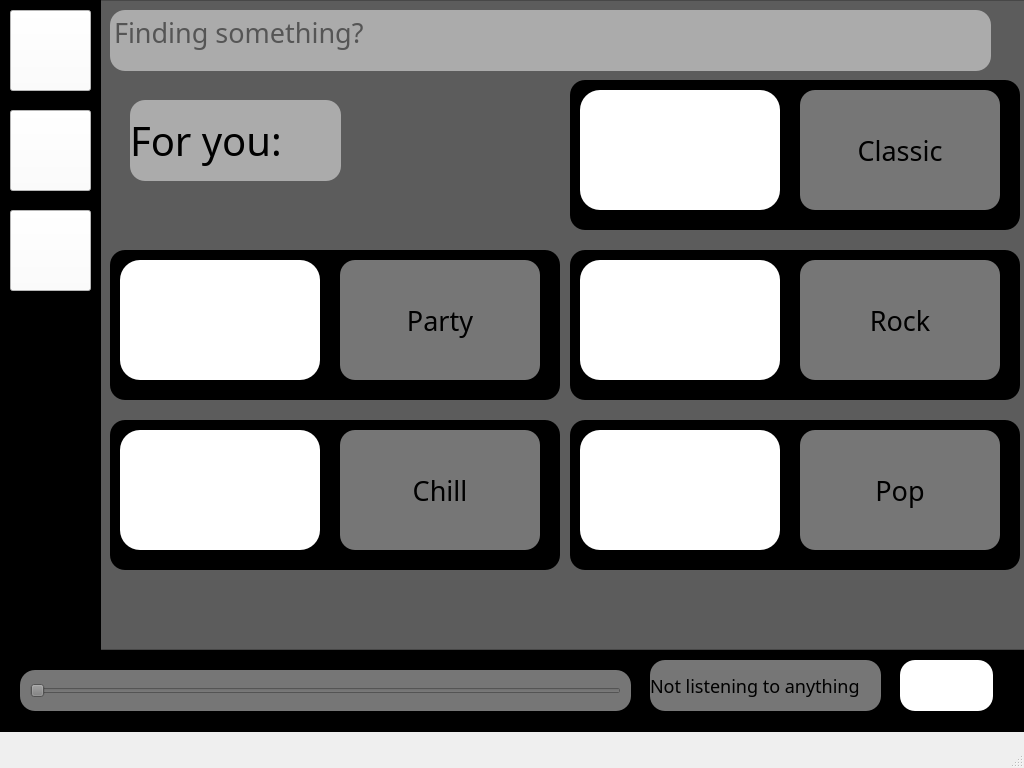
Before: the Qt Designer form ui/mainmenu.ui in DoMinhTuong/python-app, drawn with Qt 5.
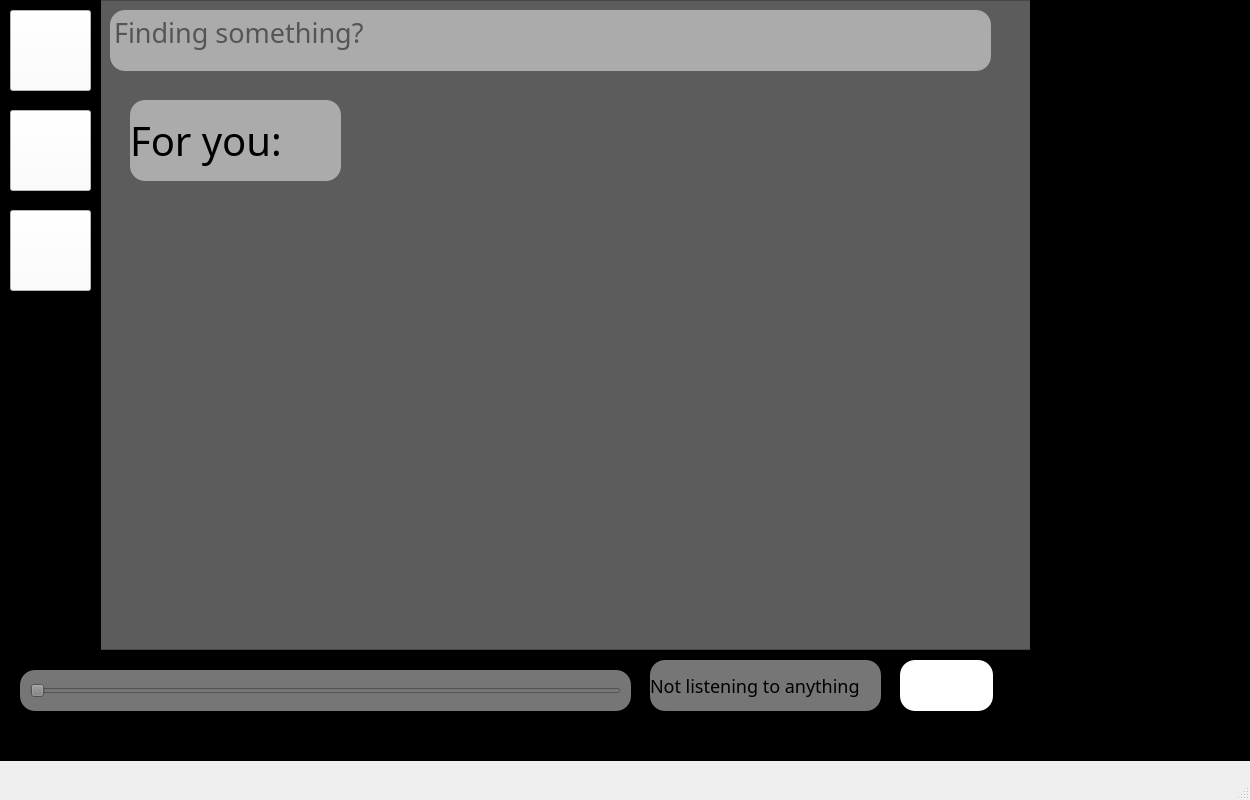
After: the same form once the commit is applied. The open tabs and pages were chosen to show the change. Icons and pictures are not drawn.

The edit to the form file:
```diff
--- a/ui/mainmenu.ui
+++ b/ui/mainmenu.ui
@@ -6,8 +6,8 @@
    <rect>
     <x>0</x>
     <y>0</y>
-    <width>1024</width>
-    <height>768</height>
+    <width>1250</width>
+    <height>800</height>
    </rect>
   </property>
   <property name="windowTitle">
@@ -837,371 +837,6 @@
         <string>For you:</string>
        </property>
       </widget>
-      <widget class="QFrame" name="frame_5">
-       <property name="geometry">
-        <rect>
-         <x>10</x>
-         <y>250</y>
-         <width>450</width>
-         <height>150</height>
-        </rect>
-       </property>
-       <property name="styleSheet">
-        <string notr="true">background-color:rgb(0, 0, 0);
-border-radius:15px;</string>
-       </property>
-       <property name="frameShape">
-        <enum>QFrame::Shape::StyledPanel</enum>
-       </property>
-       <property name="frameShadow">
-        <enum>QFrame::Shadow::Raised</enum>
-       </property>
-       <widget class="QLabel" name="label_7">
-        <property name="geometry">
-         <rect>
-          <x>10</x>
-          <y>10</y>
-          <width>200</width>
-          <height>120</height>
-         </rect>
-        </property>
-        <property name="font">
-         <font>
-          <family>Segoe UI Black</family>
-          <pointsize>30</pointsize>
-         </font>
-        </property>
-        <property name="styleSheet">
-         <string notr="true">background-color:rgb(255, 255, 255);
-border-radius: 20px;</string>
-        </property>
-        <property name="text">
-         <string/>
-        </property>
-        <property name="pixmap">
-         <pixmap>../img/download (1).jpg</pixmap>
-        </property>
-        <property name="scaledContents">
-         <bool>true</bool>
-        </property>
-       </widget>
-       <widget class="QPushButton" name="pushButton_4">
-        <property name="geometry">
-         <rect>
-          <x>230</x>
-          <y>10</y>
-          <width>200</width>
-          <height>120</height>
-         </rect>
-        </property>
-        <property name="font">
-         <font>
-          <family>Segoe UI Black</family>
-          <pointsize>20</pointsize>
-         </font>
-        </property>
-        <property name="styleSheet">
-         <string notr="true">background-color:rgb(118, 118, 118);
-border-radius: 15px;
-color: rgb(0, 0, 0);</string>
-        </property>
-        <property name="text">
-         <string>Party</string>
-        </property>
-       </widget>
-      </widget>
-      <widget class="QFrame" name="frame_6">
-       <property name="geometry">
-        <rect>
-         <x>470</x>
-         <y>80</y>
-         <width>450</width>
-         <height>150</height>
-        </rect>
-       </property>
-       <property name="styleSheet">
-        <string notr="true">background-color:rgb(0, 0, 0);
-border-radius:15px;</string>
-       </property>
-       <property name="frameShape">
-        <enum>QFrame::Shape::StyledPanel</enum>
-       </property>
-       <property name="frameShadow">
-        <enum>QFrame::Shadow::Raised</enum>
-       </property>
-       <widget class="QLabel" name="label_8">
-        <property name="geometry">
-         <rect>
-          <x>10</x>
-          <y>10</y>
-          <width>200</width>
-          <height>120</height>
-         </rect>
-        </property>
-        <property name="font">
-         <font>
-          <family>Segoe UI Black</family>
-          <pointsize>30</pointsize>
-         </font>
-        </property>
-        <property name="styleSheet">
-         <string notr="true">background-color:rgb(255, 255, 255);
-border-radius: 20px;</string>
-        </property>
-        <property name="text">
-         <string/>
-        </property>
-        <property name="pixmap">
-         <pixmap>../img/download (2).jpg</pixmap>
-        </property>
-        <property name="scaledContents">
-         <bool>true</bool>
-        </property>
-       </widget>
-       <widget class="QPushButton" name="pushButton_5">
-        <property name="geometry">
-         <rect>
-          <x>230</x>
-          <y>10</y>
-          <width>200</width>
-          <height>120</height>
-         </rect>
-        </property>
-        <property name="font">
-         <font>
-          <family>Segoe UI Black</family>
-          <pointsize>20</pointsize>
-         </font>
-        </property>
-        <property name="styleSheet">
-         <string notr="true">background-color:rgb(118, 118, 118);
-border-radius: 15px;
-color: rgb(0, 0, 0);</string>
-        </property>
-        <property name="text">
-         <string>Classic</string>
-        </property>
-       </widget>
-      </widget>
-      <widget class="QFrame" name="frame_7">
-       <property name="geometry">
-        <rect>
-         <x>10</x>
-         <y>420</y>
-         <width>450</width>
-         <height>150</height>
-        </rect>
-       </property>
-       <property name="styleSheet">
-        <string notr="true">background-color:rgb(0, 0, 0);
-border-radius:15px;</string>
-       </property>
-       <property name="frameShape">
-        <enum>QFrame::Shape::StyledPanel</enum>
-       </property>
-       <property name="frameShadow">
-        <enum>QFrame::Shadow::Raised</enum>
-       </property>
-       <widget class="QLabel" name="label_9">
-        <property name="geometry">
-         <rect>
-          <x>10</x>
-          <y>10</y>
-          <width>200</width>
-          <height>120</height>
-         </rect>
-        </property>
-        <property name="font">
-         <font>
-          <family>Segoe UI Black</family>
-          <pointsize>30</pointsize>
-         </font>
-        </property>
-        <property name="styleSheet">
-         <string notr="true">background-color:rgb(255, 255, 255);
-border-radius: 20px;</string>
-        </property>
-        <property name="text">
-         <string/>
-        </property>
-        <property name="pixmap">
-         <pixmap>../img/download.jpg</pixmap>
-        </property>
-        <property name="scaledContents">
-         <bool>true</bool>
-        </property>
-       </widget>
-       <widget class="QPushButton" name="pushButton_6">
-        <property name="geometry">
-         <rect>
-          <x>230</x>
-          <y>10</y>
-          <width>200</width>
-          <height>120</height>
-         </rect>
-        </property>
-        <property name="font">
-         <font>
-          <family>Segoe UI Black</family>
-          <pointsize>20</pointsize>
-         </font>
-        </property>
-        <property name="styleSheet">
-         <string notr="true">background-color:rgb(118, 118, 118);
-border-radius: 15px;
-color: rgb(0, 0, 0);</string>
-        </property>
-        <property name="text">
-         <string>Chill</string>
-        </property>
-       </widget>
-      </widget>
-      <widget class="QFrame" name="frame_8">
-       <property name="geometry">
-        <rect>
-         <x>470</x>
-         <y>250</y>
-         <width>450</width>
-         <height>150</height>
-        </rect>
-       </property>
-       <property name="styleSheet">
-        <string notr="true">background-color:rgb(0, 0, 0);
-border-radius:15px;</string>
-       </property>
-       <property name="frameShape">
-        <enum>QFrame::Shape::StyledPanel</enum>
-       </property>
-       <property name="frameShadow">
-        <enum>QFrame::Shadow::Raised</enum>
-       </property>
-       <widget class="QLabel" name="label_10">
-        <property name="geometry">
-         <rect>
-          <x>10</x>
-          <y>10</y>
-          <width>200</width>
-          <height>120</height>
-         </rect>
-        </property>
-        <property name="font">
-         <font>
-          <family>Segoe UI Black</family>
-          <pointsize>30</pointsize>
-         </font>
-        </property>
-        <property name="styleSheet">
-         <string notr="true">background-color:rgb(255, 255, 255);
-border-radius: 20px;</string>
-        </property>
-        <property name="text">
-         <string/>
-        </property>
-        <property name="pixmap">
-         <pixmap>../img/download (3).jpg</pixmap>
-        </property>
-        <property name="scaledContents">
-         <bool>true</bool>
-        </property>
-       </widget>
-       <widget class="QPushButton" name="pushButton_7">
-        <property name="geometry">
-         <rect>
-          <x>230</x>
-          <y>10</y>
-          <width>200</width>
-          <height>120</height>
-         </rect>
-        </property>
-        <property name="font">
-         <font>
-          <family>Segoe UI Black</family>
-          <pointsize>20</pointsize>
-         </font>
-        </property>
-        <property name="styleSheet">
-         <string notr="true">background-color:rgb(118, 118, 118);
-border-radius: 15px;
-color: rgb(0, 0, 0);</string>
-        </property>
-        <property name="text">
-         <string>Rock</string>
-        </property>
-       </widget>
-      </widget>
-      <widget class="QFrame" name="frame_16">
-       <property name="geometry">
-        <rect>
-         <x>470</x>
-         <y>420</y>
-         <width>450</width>
-         <height>150</height>
-        </rect>
-       </property>
-       <property name="styleSheet">
-        <string notr="true">background-color:rgb(0, 0, 0);
-border-radius:15px;</string>
-       </property>
-       <property name="frameShape">
-        <enum>QFrame::Shape::StyledPanel</enum>
-       </property>
-       <property name="frameShadow">
-        <enum>QFrame::Shadow::Raised</enum>
-       </property>
-       <widget class="QLabel" name="label_15">
-        <property name="geometry">
-         <rect>
-          <x>10</x>
-          <y>10</y>
-          <width>200</width>
-          <height>120</height>
-         </rect>
-        </property>
-        <property name="font">
-         <font>
-          <family>Segoe UI Black</family>
-          <pointsize>30</pointsize>
-         </font>
-        </property>
-        <property name="styleSheet">
-         <string notr="true">background-color:rgb(255, 255, 255);
-border-radius: 20px;</string>
-        </property>
-        <property name="text">
-         <string/>
-        </property>
-        <property name="pixmap">
-         <pixmap>../img/download (4).jpg</pixmap>
-        </property>
-        <property name="scaledContents">
-         <bool>true</bool>
-        </property>
-       </widget>
-       <widget class="QPushButton" name="pushButton_18">
-        <property name="geometry">
-         <rect>
-          <x>230</x>
-          <y>10</y>
-          <width>200</width>
-          <height>120</height>
-         </rect>
-        </property>
-        <property name="font">
-         <font>
-          <family>Segoe UI Black</family>
-          <pointsize>20</pointsize>
-         </font>
-        </property>
-        <property name="styleSheet">
-         <string notr="true">background-color:rgb(118, 118, 118);
-border-radius: 15px;
-color: rgb(0, 0, 0);</string>
-        </property>
-        <property name="text">
-         <string>Pop</string>
-        </property>
-       </widget>
-      </widget>
      </widget>
     </widget>
    </widget>
@@ -1210,8 +845,8 @@
      <rect>
       <x>0</x>
       <y>650</y>
-      <width>1024</width>
-      <height>82</height>
+      <width>1261</width>
+      <height>111</height>
      </rect>
     </property>
     <property name="styleSheet">
@@ -1389,6 +1024,25 @@
     <zorder>playlist_btn</zorder>
     <zorder>search_btn</zorder>
    </widget>
+   <widget class="QFrame" name="frame_2">
+    <property name="geometry">
+     <rect>
+      <x>1030</x>
+      <y>0</y>
+      <width>221</width>
+      <height>651</height>
+     </rect>
+    </property>
+    <property name="styleSheet">
+     <string notr="true">background-color:rgb(0, 0, 0);</string>
+    </property>
+    <property name="frameShape">
+     <enum>QFrame::Shape::StyledPanel</enum>
+    </property>
+    <property name="frameShadow">
+     <enum>QFrame::Shadow::Raised</enum>
+    </property>
+   </widget>
   </widget>
   <widget class="QMenuBar" name="menubar">
    <property name="geometry">
```
Left out of the diff: 6 changed lines with no effect on the pictures.
